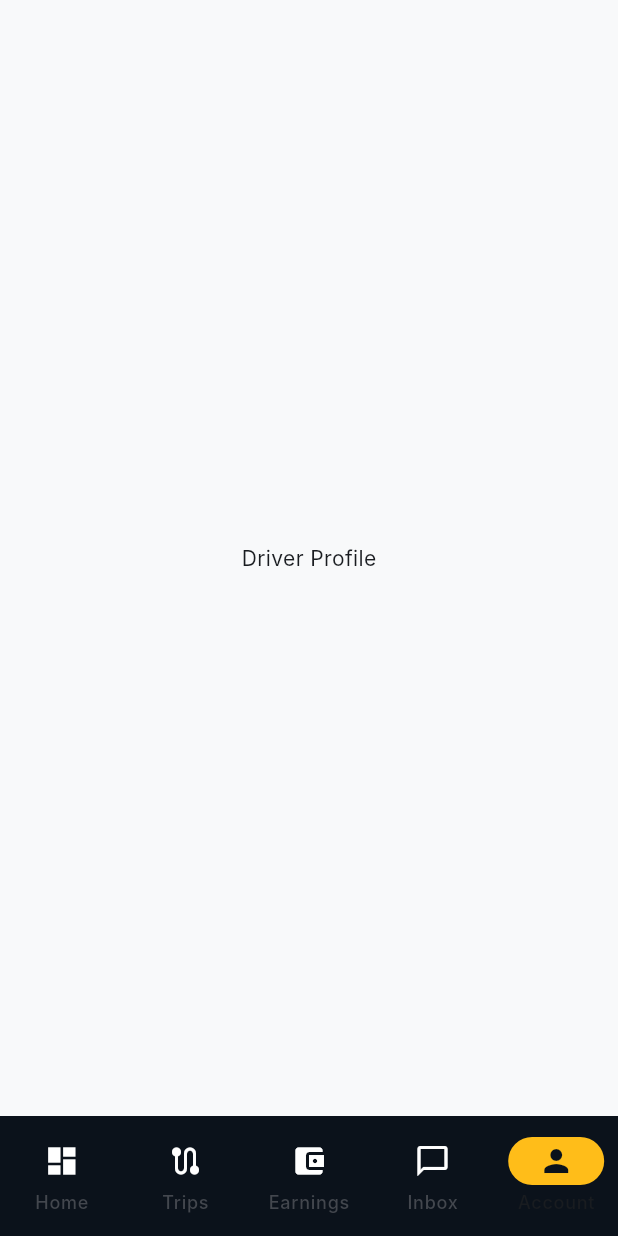
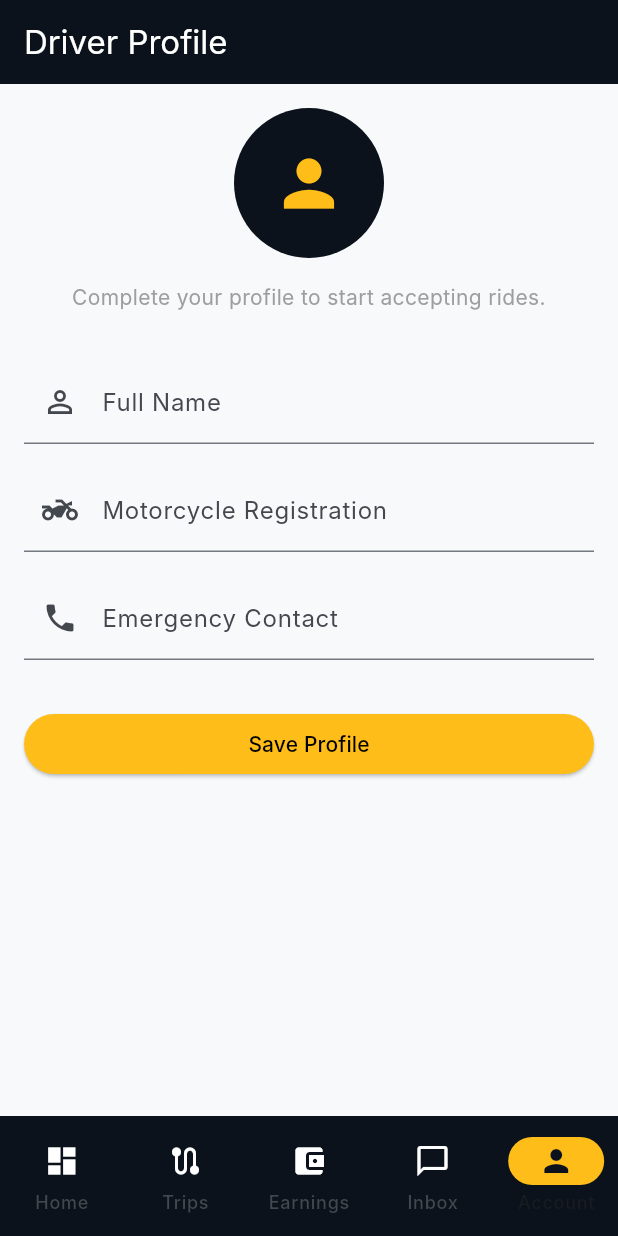
Before and after one commit to didacusdcm1-design/torq-rider, a Flutter app: the MainNavigation screen opened directly with empty values, item 5 of the bottom bar chosen, on a phone screen of 412 x 824 dp. Run offline on Flutter 3.47's test engine with Material 3 defaults, Android fonts, the phone set to English and light mode, and no system bars; network calls fail; Roboto replaces fonts that are missing (Inter).

Commit message:
Added Account Form to Rider App

```diff
--- a/lib/main.dart
+++ b/lib/main.dart
@@ -97,7 +97,7 @@ class _MainNavigationState extends State<MainNavigation> {
       const TripsTab(),
       const EarningsTab(),
       const InboxTab(),
-      const AccountTab(),
+      AccountTab(token: widget.token),
     ];
 
     return Scaffold(
@@ -210,4 +210,58 @@ class _HomeTabState extends State<HomeTab> {
 class TripsTab extends StatelessWidget { const TripsTab({super.key}); @override Widget build(BuildContext context) { return const Scaffold(body: Center(child: Text('Trip History'))); } }
 class EarningsTab extends StatelessWidget { const EarningsTab({super.key}); @override Widget build(BuildContext context) { return const Scaffold(body: Center(child: Text('Earnings & Wallet'))); } }
 class InboxTab extends StatelessWidget { const InboxTab({super.key}); @override Widget build(BuildContext context) { return const Scaffold(body: Center(child: Text('Messages & Alerts'))); } }
-class AccountTab extends StatelessWidget { const AccountTab({super.key}); @override Widget build(BuildContext context) { return const Scaffold(body: Center(child: Text('Driver Profile'))); } }
+
+class AccountTab extends StatefulWidget {
+  final String token;
+  const AccountTab({super.key, required this.token});
+  @override
+  State<AccountTab> createState() => _AccountTabState();
+}
+
+class _AccountTabState extends State<AccountTab> {
+  final _nameController = TextEditingController();
+  final _bikeController = TextEditingController();
+  final _emergencyController = TextEditingController();
+  final _tripService = TripService();
+  bool _isSaving = false;
+
+  void _saveProfile() async {
+    setState(() => _isSaving = true);
+    final success = await _tripService.updateRiderProfile(
+      widget.token,
+      _nameController.text,
+      _bikeController.text,
+      _emergencyController.text,
+    );
+    setState(() => _isSaving = false);
+
+    if (success && mounted) {
+      ScaffoldMessenger.of(context).showSnackBar(const SnackBar(content: Text('Profile saved successfully!'), backgroundColor: Colors.green));
+    } else if (mounted) {
+      ScaffoldMessenger.of(context).showSnackBar(const SnackBar(content: Text('Failed to save profile'), backgroundColor: Colors.red));
+    }
+  }
+
+  @override
+  Widget build(BuildContext context) {
+    return Scaffold(
+      appBar: AppBar(title: const Text('Driver Profile'), backgroundColor: const Color(0xFF0B121B), foregroundColor: Colors.white),
+      body: ListView(
+        padding: const EdgeInsets.all(16),
+        children: [
+          const CircleAvatar(radius: 50, backgroundColor: Color(0xFF0B121B), child: Icon(Icons.person, size: 50, color: Color(0xFFFFBD19))),
+          const SizedBox(height: 16),
+          const Text('Complete your profile to start accepting rides.', textAlign: TextAlign.center, style: TextStyle(color: Colors.grey)),
+          const SizedBox(height: 32),
+          TextField(controller: _nameController, decoration: const InputDecoration(labelText: 'Full Name', prefixIcon: Icon(Icons.person_outline))),
+          const SizedBox(height: 16),
+          TextField(controller: _bikeController, decoration: const InputDecoration(labelText: 'Motorcycle Registration', prefixIcon: Icon(Icons.two_wheeler))),
+          const SizedBox(height: 16),
+          TextField(controller: _emergencyController, decoration: const InputDecoration(labelText: 'Emergency Contact', prefixIcon: Icon(Icons.phone))),
+          const SizedBox(height: 32),
+          _isSaving ? const Center(child: CircularProgressIndicator()) : ElevatedButton(style: ElevatedButton.styleFrom(backgroundColor: const Color(0xFFFFBD19), foregroundColor: Colors.black), onPressed: _saveProfile, child: const Text('Save Profile')),
+        ],
+      ),
+    );
+  }
+}
```
